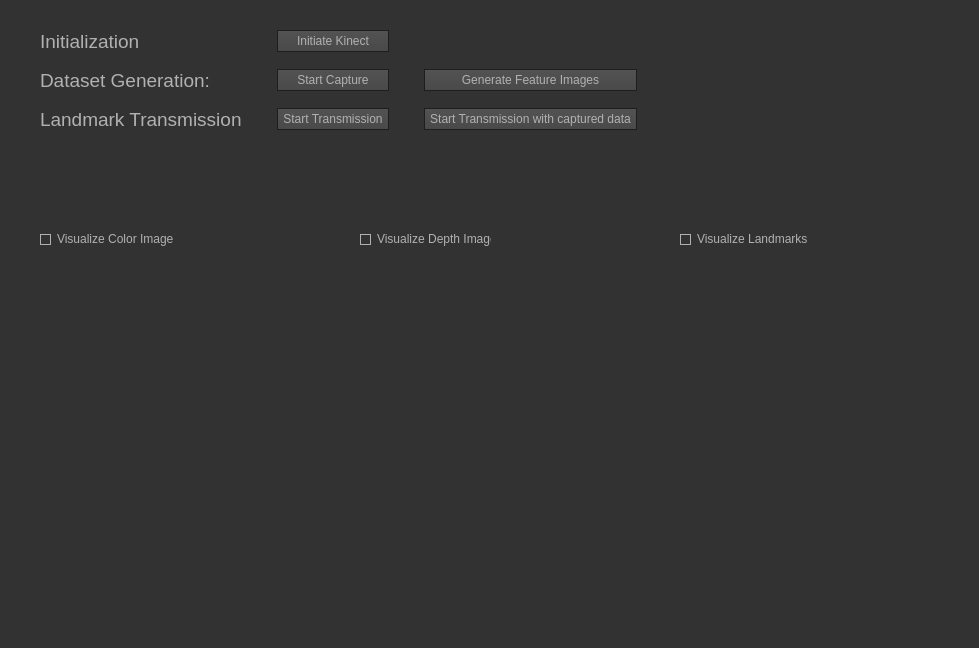
Before: the Qt Designer form src/RenderManagement/RGBDCaptureForGANWindow.ui in Mirevi/MotionHub, drawn with Qt 5.
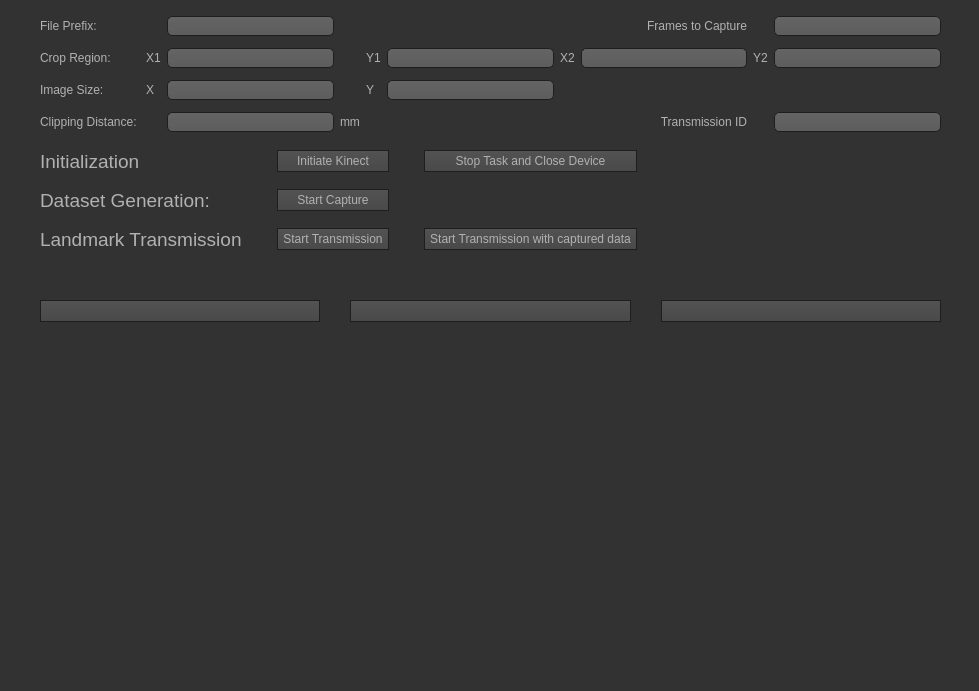
After: the same form once the commit is applied. Icons and pictures are not drawn.

Commit message: better feature image generation + refactoring + improved gui with preview

```diff
--- a/src/RenderManagement/RGBDCaptureForGANWindow.ui
+++ b/src/RenderManagement/RGBDCaptureForGANWindow.ui
@@ -7,7 +7,7 @@
     <x>0</x>
     <y>0</y>
     <width>979</width>
-    <height>648</height>
+    <height>691</height>
    </rect>
   </property>
   <property name="windowTitle">
@@ -482,12 +482,12 @@
    <property name="geometry">
     <rect>
      <x>40</x>
-     <y>30</y>
+     <y>150</y>
      <width>901</width>
-     <height>111</height>
+     <height>142</height>
     </rect>
    </property>
-   <layout class="QGridLayout" name="gridLayout">
+   <layout class="QGridLayout" name="tasks">
     <property name="sizeConstraint">
      <enum>QLayout::SetFixedSize</enum>
     </property>
@@ -497,28 +497,6 @@
     <property name="verticalSpacing">
      <number>16</number>
     </property>
-    <item row="0" column="0">
-     <widget class="QLabel" name="l_initialization">
-      <property name="font">
-       <font>
-        <pointsize>14</pointsize>
-       </font>
-      </property>
-      <property name="text">
-       <string>Initialization</string>
-      </property>
-     </widget>
-    </item>
-    <item row="2" column="1">
-     <widget class="QPushButton" name="btn_start_capture">
-      <property name="text">
-       <string>Start Capture</string>
-      </property>
-      <property name="flat">
-       <bool>false</bool>
-      </property>
-     </widget>
-    </item>
     <item row="2" column="0">
      <widget class="QLabel" name="l_dataset">
       <property name="font">
@@ -531,10 +509,32 @@
       </property>
      </widget>
     </item>
-    <item row="2" column="2">
-     <widget class="QPushButton" name="btn_generate_feature_images">
+    <item row="3" column="2">
+     <widget class="QPushButton" name="btn_start_captured_transmission">
       <property name="text">
-       <string>Generate Feature Images</string>
+       <string>Start Transmission with captured data</string>
+      </property>
+      <property name="flat">
+       <bool>false</bool>
+      </property>
+     </widget>
+    </item>
+    <item row="0" column="0">
+     <widget class="QLabel" name="l_initialization">
+      <property name="font">
+       <font>
+        <pointsize>14</pointsize>
+       </font>
+      </property>
+      <property name="text">
+       <string>Initialization</string>
+      </property>
+     </widget>
+    </item>
+    <item row="3" column="1">
+     <widget class="QPushButton" name="btn_start_transmission">
+      <property name="text">
+       <string>Start Transmission</string>
       </property>
       <property name="flat">
        <bool>false</bool>
@@ -565,117 +565,324 @@
       </property>
      </widget>
     </item>
-    <item row="3" column="1">
-     <widget class="QPushButton" name="btn_start_transmission">
+    <item row="2" column="1">
+     <widget class="QPushButton" name="btn_start_capture">
       <property name="text">
-       <string>Start Transmission</string>
+       <string>Start Capture</string>
       </property>
       <property name="flat">
        <bool>false</bool>
+      </property>
+     </widget>
+    </item>
+    <item row="0" column="2">
+     <widget class="QPushButton" name="btn_stop">
+      <property name="text">
+       <string>Stop Task and Close Device</string>
+      </property>
+      <property name="flat">
+       <bool>false</bool>
+      </property>
+     </widget>
+    </item>
+   </layout>
+  </widget>
+  <widget class="QWidget" name="gridLayoutWidget_2">
+   <property name="geometry">
+    <rect>
+     <x>40</x>
+     <y>300</y>
+     <width>901</width>
+     <height>331</height>
+    </rect>
+   </property>
+   <layout class="QGridLayout" name="visualization">
+    <property name="horizontalSpacing">
+     <number>30</number>
+    </property>
+    <property name="verticalSpacing">
+     <number>10</number>
+    </property>
+    <item row="1" column="1">
+     <widget class="QLabel" name="depth_image">
+      <property name="text">
+       <string/>
+      </property>
+     </widget>
+    </item>
+    <item row="0" column="0">
+     <widget class="QPushButton" name="cb_visualizeColor">
+      <property name="text">
+       <string/>
+      </property>
+      <property name="checkable">
+       <bool>true</bool>
+      </property>
+      <property name="checked">
+       <bool>true</bool>
+      </property>
+     </widget>
+    </item>
+    <item row="1" column="0">
+     <widget class="QLabel" name="color_Image">
+      <property name="text">
+       <string/>
+      </property>
+     </widget>
+    </item>
+    <item row="1" column="2">
+     <widget class="QLabel" name="feature_image">
+      <property name="text">
+       <string/>
+      </property>
+     </widget>
+    </item>
+    <item row="0" column="2">
+     <widget class="QPushButton" name="cb_visualizeLandmarks">
+      <property name="text">
+       <string/>
+      </property>
+      <property name="checkable">
+       <bool>true</bool>
+      </property>
+      <property name="checked">
+       <bool>true</bool>
+      </property>
+     </widget>
+    </item>
+    <item row="0" column="1">
+     <widget class="QPushButton" name="cb_visualizeDepth">
+      <property name="text">
+       <string/>
+      </property>
+      <property name="checkable">
+       <bool>true</bool>
+      </property>
+      <property name="checked">
+       <bool>true</bool>
+      </property>
+     </widget>
+    </item>
+   </layout>
+  </widget>
+  <widget class="QWidget" name="gridLayoutWidget_3">
+   <property name="geometry">
+    <rect>
+     <x>40</x>
+     <y>10</y>
+     <width>901</width>
+     <height>131</height>
+    </rect>
+   </property>
+   <layout class="QGridLayout" name="settings">
+    <item row="1" column="1">
+     <widget class="QLabel" name="label_7">
+      <property name="text">
+       <string>X1</string>
+      </property>
+     </widget>
+    </item>
+    <item row="3" column="0">
+     <widget class="QLabel" name="label_4">
+      <property name="text">
+       <string>Clipping Distance: </string>
+      </property>
+     </widget>
+    </item>
+    <item row="1" column="6">
+     <widget class="QLineEdit" name="le_crop_region_y1">
+      <property name="enabled">
+       <bool>true</bool>
+      </property>
+      <property name="inputMask">
+       <string/>
+      </property>
+      <property name="text">
+       <string/>
+      </property>
+      <property name="maxLength">
+       <number>32767</number>
+      </property>
+     </widget>
+    </item>
+    <item row="0" column="0">
+     <widget class="QLabel" name="label">
+      <property name="text">
+       <string>File Prefix: </string>
+      </property>
+     </widget>
+    </item>
+    <item row="1" column="8">
+     <widget class="QLineEdit" name="le_crop_region_x2">
+      <property name="text">
+       <string/>
       </property>
      </widget>
     </item>
     <item row="3" column="2">
-     <widget class="QPushButton" name="btn_start_capture_3">
+     <widget class="QLineEdit" name="le_clipping_distance">
+      <property name="inputMask">
+       <string/>
+      </property>
+     </widget>
+    </item>
+    <item row="1" column="5">
+     <widget class="QLabel" name="label_8">
       <property name="text">
-       <string>Start Transmission with captured data</string>
+       <string>Y1</string>
       </property>
-      <property name="flat">
-       <bool>false</bool>
+     </widget>
+    </item>
+    <item row="2" column="6">
+     <widget class="QLineEdit" name="le_image_size_y">
+      <property name="inputMask">
+       <string/>
       </property>
+      <property name="text">
+       <string/>
+      </property>
      </widget>
     </item>
+    <item row="3" column="4">
+     <widget class="QLabel" name="label_10">
+      <property name="text">
+       <string>mm</string>
+      </property>
+     </widget>
+    </item>
+    <item row="2" column="2">
+     <widget class="QLineEdit" name="le_image_size_x">
+      <property name="inputMask">
+       <string/>
+      </property>
+      <property name="text">
+       <string/>
+      </property>
+     </widget>
+    </item>
+    <item row="0" column="2">
+     <widget class="QLineEdit" name="le_file_prefix">
+      <property name="maxLength">
+       <number>3</number>
+      </property>
+     </widget>
+    </item>
+    <item row="1" column="2">
+     <widget class="QLineEdit" name="le_crop_region_x1">
+      <property name="inputMask">
+       <string/>
+      </property>
+      <property name="text">
+       <string/>
+      </property>
+      <property name="maxLength">
+       <number>32767</number>
+      </property>
+     </widget>
+    </item>
+    <item row="2" column="1">
+     <widget class="QLabel" name="label_5">
+      <property name="text">
+       <string>X</string>
+      </property>
+     </widget>
+    </item>
+    <item row="2" column="0">
+     <widget class="QLabel" name="label_3">
+      <property name="text">
+       <string>Image Size: </string>
+      </property>
+     </widget>
+    </item>
+    <item row="2" column="5">
+     <widget class="QLabel" name="label_6">
+      <property name="text">
+       <string>Y</string>
+      </property>
+     </widget>
+    </item>
+    <item row="1" column="0">
+     <widget class="QLabel" name="label_2">
+      <property name="text">
+       <string>Crop Region: </string>
+      </property>
+     </widget>
+    </item>
+    <item row="1" column="7">
+     <widget class="QLabel" name="label_9">
+      <property name="text">
+       <string>X2</string>
+      </property>
+     </widget>
+    </item>
+    <item row="1" column="9">
+     <widget class="QLabel" name="label_11">
+      <property name="text">
+       <string>Y2</string>
+      </property>
+     </widget>
+    </item>
+    <item row="1" column="10">
+     <widget class="QLineEdit" name="le_crop_region_y2">
+      <property name="text">
+       <string/>
+      </property>
+     </widget>
+    </item>
+    <item row="0" column="8">
+     <widget class="QLabel" name="label_12">
+      <property name="text">
+       <string>Frames to Capture</string>
+      </property>
+      <property name="alignment">
+       <set>Qt::AlignRight|Qt::AlignTrailing|Qt::AlignVCenter</set>
+      </property>
+     </widget>
+    </item>
+    <item row="0" column="10">
+     <widget class="QLineEdit" name="le_frames_to_capture">
+      <property name="text">
+       <string/>
+      </property>
+     </widget>
+    </item>
+    <item row="3" column="8">
+     <widget class="QLabel" name="label_13">
+      <property name="text">
+       <string>Transmission ID</string>
+      </property>
+      <property name="alignment">
+       <set>Qt::AlignRight|Qt::AlignTrailing|Qt::AlignVCenter</set>
+      </property>
+     </widget>
+    </item>
+    <item row="3" column="10">
+     <widget class="QLineEdit" name="le_transmission_id">
+      <property name="text">
+       <string/>
+      </property>
+     </widget>
+    </item>
    </layout>
   </widget>
-  <widget class="QLabel" name="color_Image">
+  <widget class="QWidget" name="gridLayoutWidget_4">
    <property name="geometry">
     <rect>
      <x>40</x>
-     <y>260</y>
-     <width>256</width>
-     <height>256</height>
+     <y>640</y>
+     <width>901</width>
+     <height>31</height>
     </rect>
    </property>
-   <property name="text">
-    <string/>
-   </property>
-  </widget>
-  <widget class="QLabel" name="depth_image">
-   <property name="geometry">
-    <rect>
-     <x>360</x>
-     <y>260</y>
-     <width>256</width>
-     <height>256</height>
-    </rect>
-   </property>
-   <property name="text">
-    <string/>
-   </property>
-  </widget>
-  <widget class="QLabel" name="feature_image">
-   <property name="geometry">
-    <rect>
-     <x>680</x>
-     <y>260</y>
-     <width>256</width>
-     <height>256</height>
-    </rect>
-   </property>
-   <property name="text">
-    <string/>
-   </property>
-  </widget>
-  <widget class="QCheckBox" name="cb_visualizeLandmarks">
-   <property name="geometry">
-    <rect>
-     <x>680</x>
-     <y>230</y>
-     <width>131</width>
-     <height>18</height>
-    </rect>
-   </property>
-   <property name="text">
-    <string>Visualize Landmarks</string>
-   </property>
-   <property name="checked">
-    <bool>true</bool>
-   </property>
-   <property name="tristate">
-    <bool>false</bool>
-   </property>
-  </widget>
-  <widget class="QCheckBox" name="cb_visualizeDepth">
-   <property name="geometry">
-    <rect>
-     <x>360</x>
-     <y>230</y>
-     <width>131</width>
-     <height>18</height>
-    </rect>
-   </property>
-   <property name="text">
-    <string>Visualize Depth Image</string>
-   </property>
-   <property name="checked">
-    <bool>true</bool>
-   </property>
-  </widget>
-  <widget class="QCheckBox" name="cb_visualizeColor">
-   <property name="geometry">
-    <rect>
-     <x>40</x>
-     <y>230</y>
-     <width>141</width>
-     <height>18</height>
-    </rect>
-   </property>
-   <property name="text">
-    <string>Visualize Color Image</string>
-   </property>
-   <property name="checked">
-    <bool>true</bool>
-   </property>
+   <layout class="QGridLayout" name="gridLayout">
+    <item row="0" column="0">
+     <widget class="QLabel" name="l_message_label">
+      <property name="text">
+       <string/>
+      </property>
+     </widget>
+    </item>
+   </layout>
   </widget>
  </widget>
  <tabstops>
```
Left out of the diff: 297 changed lines with no effect on the pictures. The commit also changes 8 other files.
